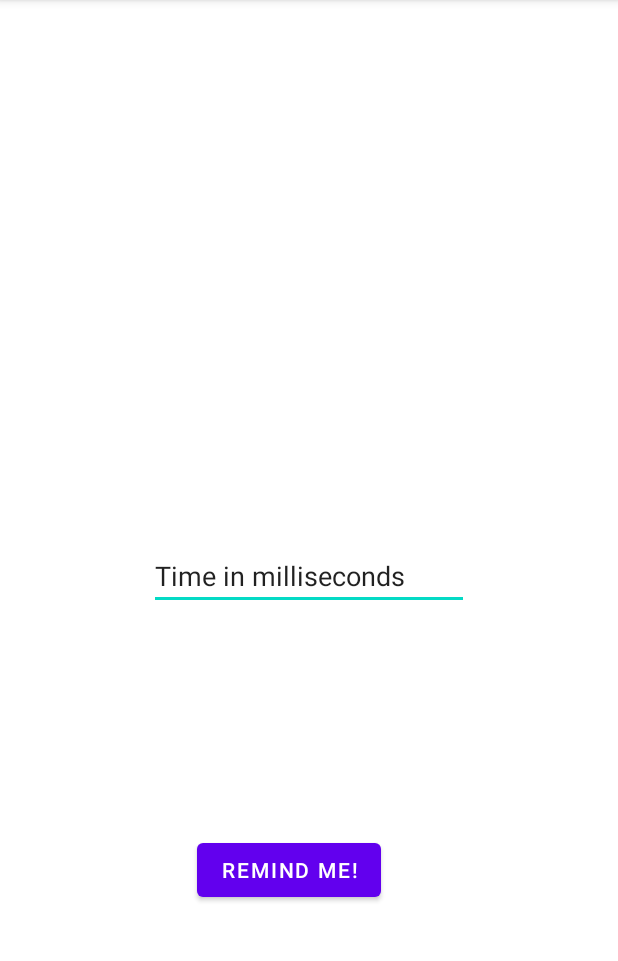
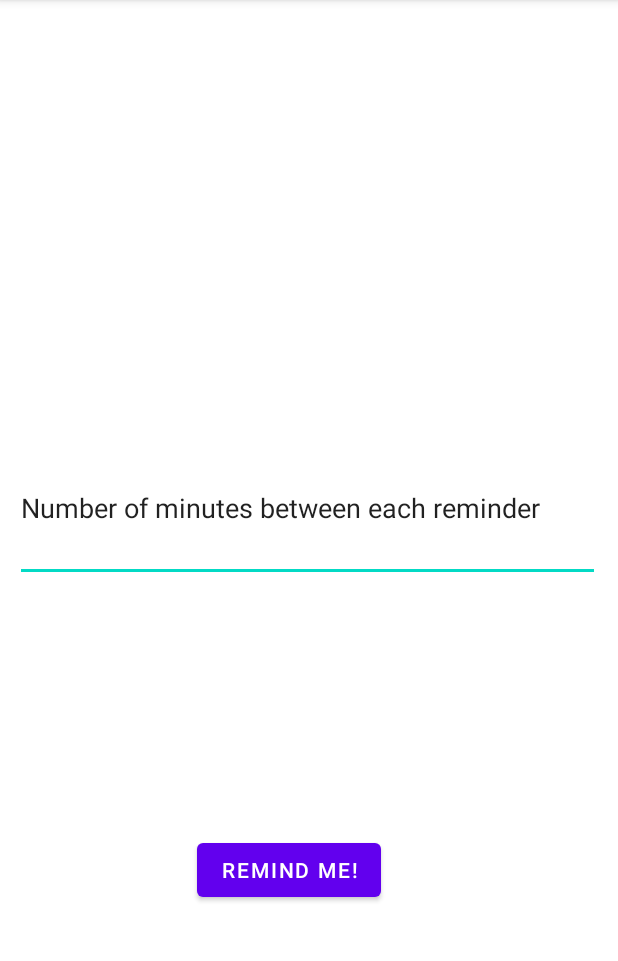
Before and after one commit to gbmxdev/water-reminder_2.0, an Android app: the screen it shows after launch (MainActivity), on a phone screen of 412 x 824 dp, the part 84-1045 px from its top. Run offline under Robolectric (Android 15) with nearby library versions, the phone set to English and light mode, and no system bars.

Commit message:
changed time format to minutes and changed the GUI

```diff
--- a/app/src/main/java/com/gbmxdev/waterreminder/Alarm.java
+++ b/app/src/main/java/com/gbmxdev/waterreminder/Alarm.java
@@ -37,8 +37,8 @@ public class Alarm extends BroadcastReceiver {
     }
 
     public void setAlarm(Context context, Intent intent) {
-        int condition=intent.getIntExtra("time",  1000 * 60 * 10);//default timer is 10 mins
-
+        int condition=intent.getIntExtra("time",  10);//default timer is 10 mins
+        condition=condition * 1000 * 60;//convert to milliseconds
         AlarmManager am = (AlarmManager) context.getSystemService(Context.ALARM_SERVICE);
         Intent i = new Intent(context, Alarm.class);
         PendingIntent pi = PendingIntent.getBroadcast(context, 0, i, 0);
--- a/app/src/main/res/layout/activity_main.xml
+++ b/app/src/main/res/layout/activity_main.xml
@@ -8,13 +8,13 @@
 
     <EditText
         android:id="@+id/editTextTime"
-        android:layout_width="wrap_content"
-        android:layout_height="wrap_content"
+        android:layout_width="390dp"
+        android:layout_height="98dp"
+        android:layout_marginStart="10dp"
+        android:layout_marginTop="290dp"
         android:ems="10"
         android:inputType="textPersonName"
-        android:text="Time in milliseconds"
-        app:layout_constraintBottom_toBottomOf="parent"
-        app:layout_constraintEnd_toEndOf="parent"
+        android:text="Number of minutes between each reminder"
         app:layout_constraintStart_toStartOf="parent"
         app:layout_constraintTop_toTopOf="parent" />
 
```
Also changed, not shown: 7 other files.
